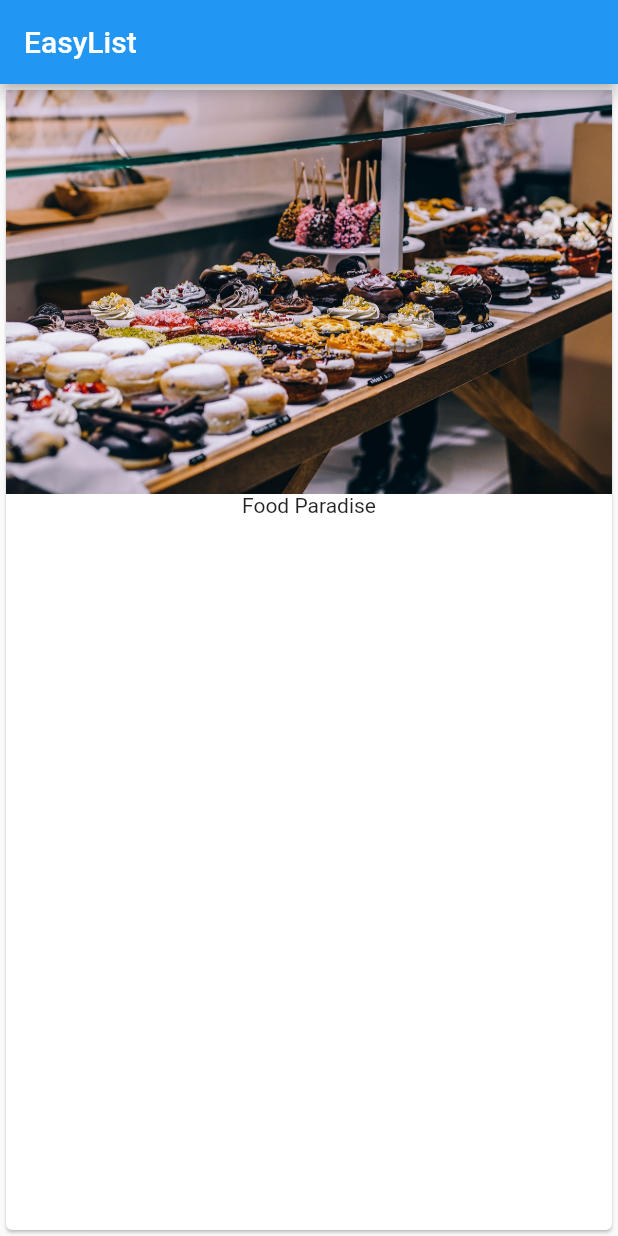
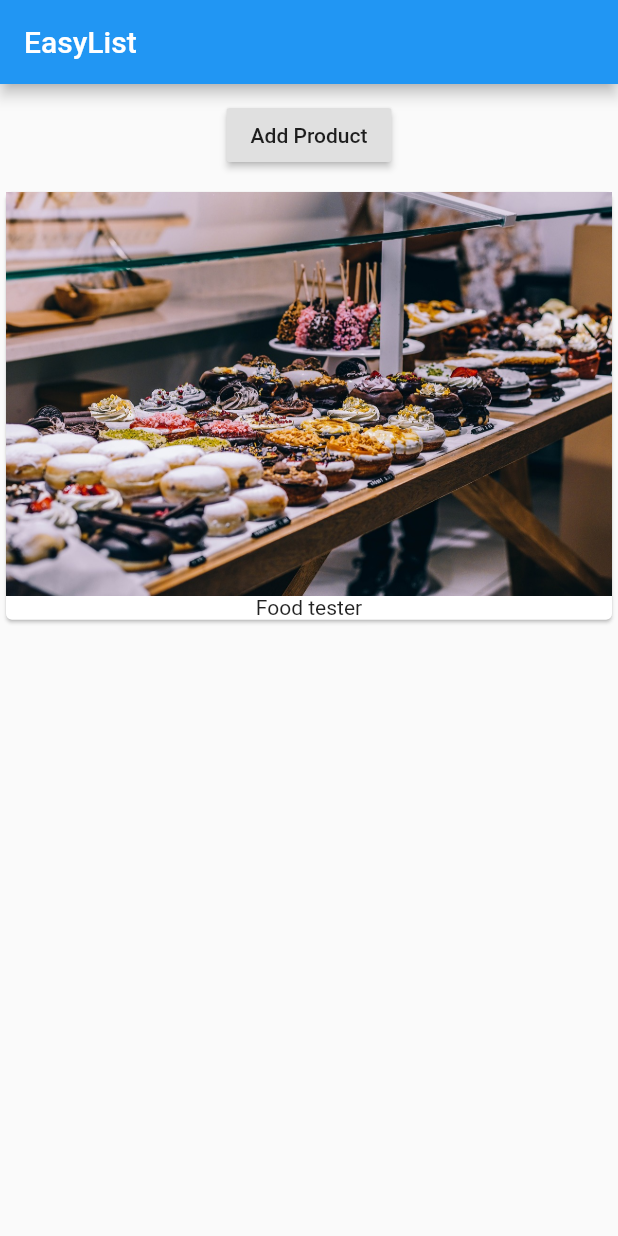
Before and after one commit to jgabrielgv/flutter_course, a Flutter app: the screen it shows after launch, on a phone screen of 412 x 824 dp. Run offline on Flutter 3.47's test engine with Material 2 defaults, Android fonts, the phone set to English and light mode, and no system bars.

Commit message:
adding the first stateful widget

```diff
--- a/lib/main.dart
+++ b/lib/main.dart
@@ -2,7 +2,17 @@ import 'package:flutter/material.dart';
 
 main() => runApp(MyApp());
 
-class MyApp extends StatelessWidget {
+class MyApp extends StatefulWidget {
+  @override
+  State<StatefulWidget> createState() {
+    // TODO: implement createState
+    return _MyAppState();
+  }
+}
+
+class _MyAppState extends State<MyApp> {
+  List<String> _products = ['Food tester'];
+
   @override
   Widget build(BuildContext context) {
     // TODO: implement build
@@ -11,11 +21,32 @@ class MyApp extends StatelessWidget {
         appBar: AppBar(
           title: Text('EasyList'),
         ),
-        body: Card(child: Column(children: <Widget>[
-          Image.asset('assets/food.jpg'),
-          Text('Food Paradise')
-            ],
-          ),
+        body: Column(
+          children: <Widget>[
+            Container(
+              margin: EdgeInsets.all(10.0),
+              child: RaisedButton(
+                onPressed: () {
+                  setState(() {
+                    _products.add('Advanced Food Tester');
+                  });
+                },
+                child: Text('Add Product'),
+              ),
+            ),
+            Column(
+              children: _products
+                  .map((element) => Card(
+                        child: Column(
+                          children: <Widget>[
+                            Image.asset('assets/food.jpg'),
+                            Text(element)
+                          ],
+                        ),
+                      ))
+                  .toList(),
+            )
+          ],
         ),
       ),
     );
```
